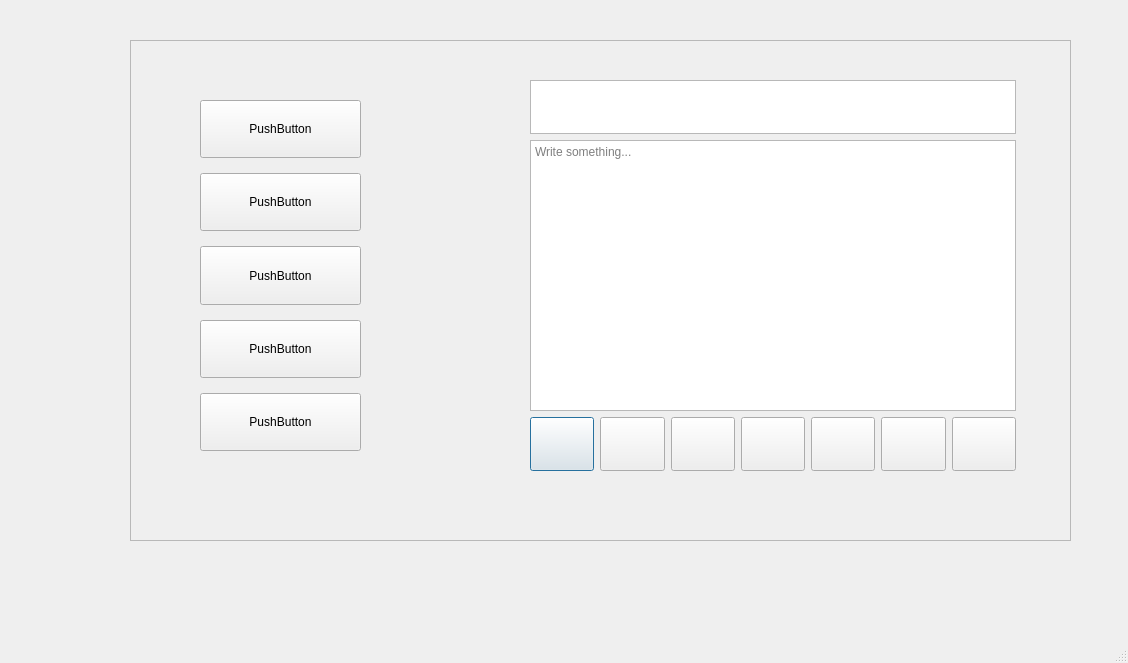
Before: the Qt Designer form mainwindow.ui in Bie-NHD/C-note-taking-app, drawn with Qt 5.
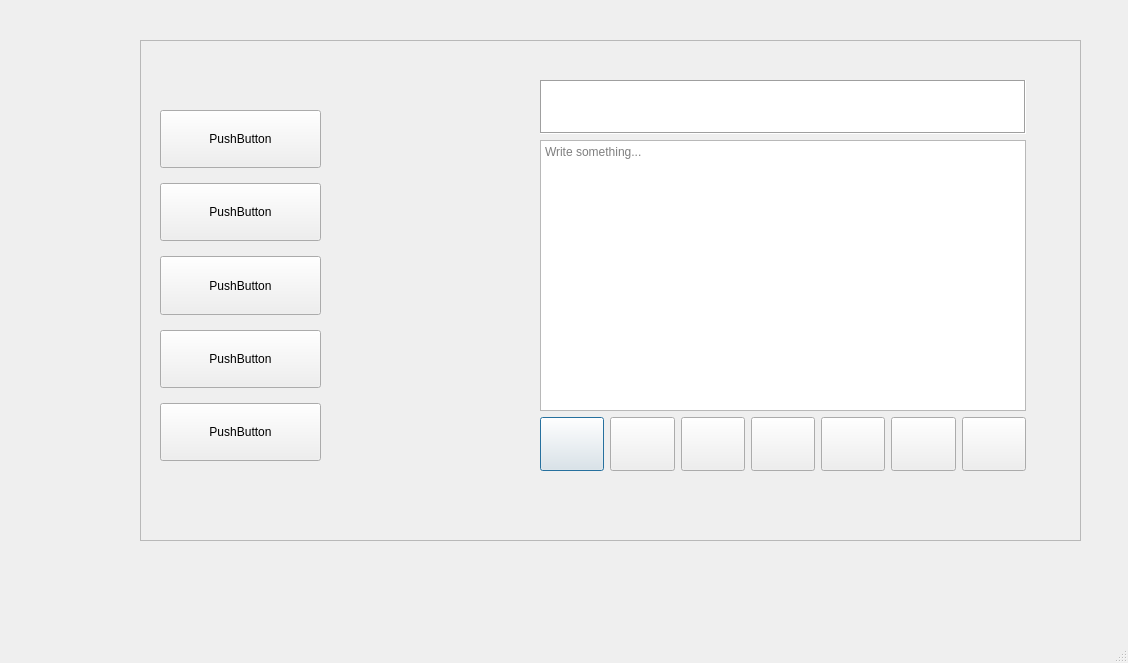
After: the same form once the commit is applied. Icons and pictures are not drawn.

```diff
--- a/mainwindow.ui
+++ b/mainwindow.ui
@@ -17,7 +17,7 @@
    <widget class="QFrame" name="frame">
     <property name="geometry">
      <rect>
-      <x>130</x>
+      <x>140</x>
       <y>40</y>
       <width>941</width>
       <height>501</height>
@@ -29,11 +29,17 @@
     <property name="frameShadow">
      <enum>QFrame::Raised</enum>
     </property>
+    <property name="lineWidth">
+     <number>2</number>
+    </property>
+    <property name="midLineWidth">
+     <number>1</number>
+    </property>
     <widget class="QWidget" name="verticalLayoutWidget">
      <property name="geometry">
       <rect>
-       <x>60</x>
-       <y>50</y>
+       <x>10</x>
+       <y>60</y>
        <width>181</width>
        <height>371</height>
       </rect>
@@ -325,6 +331,9 @@
           <height>50</height>
          </size>
         </property>
+        <property name="frameShape">
+         <enum>QFrame::Box</enum>
+        </property>
         <property name="verticalScrollBarPolicy">
          <enum>Qt::ScrollBarAlwaysOff</enum>
         </property>
```
Left out of the diff: 12 changed lines with no effect on the pictures.
